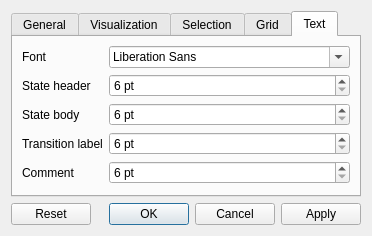
Above: dialogs/preferences_dialog.ui from dralex/CyberiadaHSM-Editor before the change. Below: the same form after it.
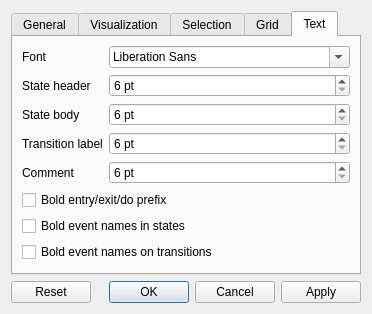
That is the form after the change. The open tabs and pages were chosen to show the change.

Commit message: bold the action keyword prefix and transition event names, with three preferences

What changed in the file:
```diff
--- a/dialogs/preferences_dialog.ui
+++ b/dialogs/preferences_dialog.ui
@@ -325,6 +325,27 @@
          </property>
         </widget>
        </item>
+       <item row="5" column="0" colspan="2">
+        <widget class="QCheckBox" name="boldActionPrefixCheckBox">
+         <property name="text">
+          <string>Bold entry/exit/do prefix</string>
+         </property>
+        </widget>
+       </item>
+       <item row="6" column="0" colspan="2">
+        <widget class="QCheckBox" name="boldEventNameCheckBox">
+         <property name="text">
+          <string>Bold event names in states</string>
+         </property>
+        </widget>
+       </item>
+       <item row="7" column="0" colspan="2">
+        <widget class="QCheckBox" name="boldTransitionEventNameCheckBox">
+         <property name="text">
+          <string>Bold event names on transitions</string>
+         </property>
+        </widget>
+       </item>
       </layout>
      </widget>
     </widget>
```
The commit also changes 11 other files.
